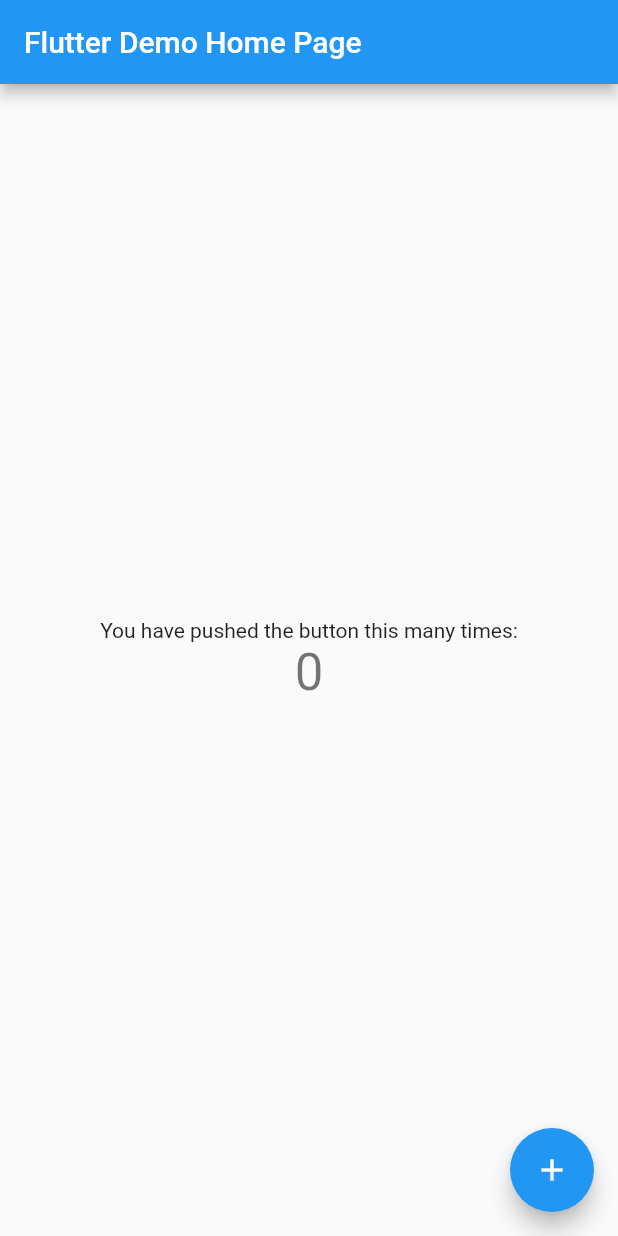
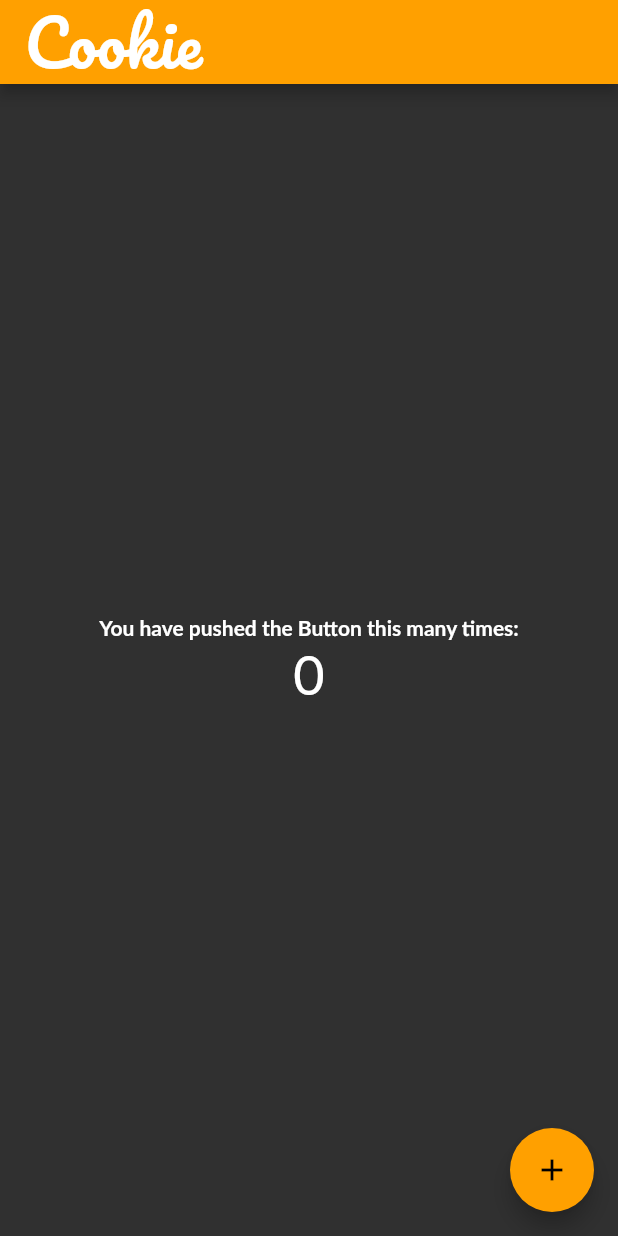
Before and after one commit to mindwall/cookie, a Flutter app: the screen it shows after launch, on a phone screen of 412 x 824 dp. Run offline on Flutter 3.47's test engine with Material 2 defaults, Android fonts, the phone set to English and light mode, and no system bars; our stand-ins replace firebase_analytics, firebase_auth, google_fonts; accounts and stored records are empty; Roboto replaces fonts that are missing (Lato).

Commit message:
setting basic libs and theme

```diff
--- a/lib/main.dart
+++ b/lib/main.dart
@@ -1,4 +1,11 @@
+import 'package:firebase_analytics/firebase_analytics.dart';
+import 'package:firebase_analytics/observer.dart';
 import 'package:flutter/material.dart';
+import 'package:google_fonts/google_fonts.dart';
+import 'package:firebase_auth/firebase_auth.dart';
+import 'services/services.dart';
+import 'screens/screens.dart';
+import 'package:provider/provider.dart';
 
 void main() {
   runApp(MyApp());
@@ -9,24 +16,41 @@ class MyApp extends StatelessWidget {
   @override
   Widget build(BuildContext context) {
     return MaterialApp(
-      title: 'Flutter Demo',
+      title: 'Cookie',
+      navigatorObservers: [
+        FirebaseAnalyticsObserver(analytics: FirebaseAnalytics()),
+      ],
+      /*   routes: {
+        '/': (context) => LoginScreen(),
+        '/recipes': (context) => Recipes(),
+        '/shoping': (context) => ShoppingList(),
+        '/pentry': (context) => Pentry(),
+      }, */
+      debugShowCheckedModeBanner: false,
       theme: ThemeData(
-        // This is the theme of your application.
-        //
-        // Try running your application with "flutter run". You'll see the
-        // application has a blue toolbar. Then, without quitting the app, try
-        // changing the primarySwatch below to Colors.green and then invoke
-        // "hot reload" (press "r" in the console where you ran "flutter run",
-        // or simply save your changes to "hot reload" in a Flutter IDE).
-        // Notice that the counter didn't reset back to zero; the application
-        // is not restarted.
-        primarySwatch: Colors.blue,
-        // This makes the visual density adapt to the platform that you run
-        // the app on. For desktop platforms, the controls will be smaller and
-        // closer together (more dense) than on mobile platforms.
-        visualDensity: VisualDensity.adaptivePlatformDensity,
+        // Define the default brightness and colors.
+        brightness: Brightness.dark,
+        primaryColor: Colors.amber[700],
+        accentColor: Colors.amber[700],
+        // Define the default font family.
+        fontFamily: 'Lato',
+        appBarTheme: AppBarTheme(),
+        // Define the default TextTheme. Use this to specify the default
+        // text styling for headlines, titles, bodies of text, and more.
+        textTheme: TextTheme(
+          headline1: TextStyle(
+              fontSize: 72.0, fontWeight: FontWeight.bold, color: Colors.white),
+          headline4: TextStyle(fontSize: 36.0, color: Colors.white),
+          caption: GoogleFonts.pacifico(
+              fontSize: 42,
+              fontWeight: FontWeight.w300,
+              letterSpacing: 0.5,
+              color: Colors.white),
+          bodyText2: TextStyle(
+              fontSize: 14.0, fontFamily: 'Lato', fontWeight: FontWeight.bold),
+        ),
       ),
-      home: MyHomePage(title: 'Flutter Demo Home Page'),
+      home: MyHomePage(title: 'Cookie'),
     );
   }
 }
@@ -75,7 +99,7 @@ class _MyHomePageState extends State<MyHomePage> {
       appBar: AppBar(
         // Here we take the value from the MyHomePage object that was created by
         // the App.build method, and use it to set our appbar title.
-        title: Text(widget.title),
+        title: Text(widget.title, style: Theme.of(context).textTheme.caption),
       ),
       body: Center(
         // Center is a layout widget. It takes a single child and positions it
@@ -98,7 +122,7 @@ class _MyHomePageState extends State<MyHomePage> {
           mainAxisAlignment: MainAxisAlignment.center,
           children: <Widget>[
             Text(
-              'You have pushed the button this many times:',
+              'You have pushed the Button this many times:',
             ),
             Text(
               '$_counter',
--- /dev/null
+++ b/lib/screens/screens.dart
@@ -0,0 +1 @@
+// export 'service1.dart';
```
Also changed, not shown: pubspec.yaml (+12 -6 lines), lib/services/services.dart (added), lib/shared/shared.dart (added), pubspec.lock, 6 other files.
